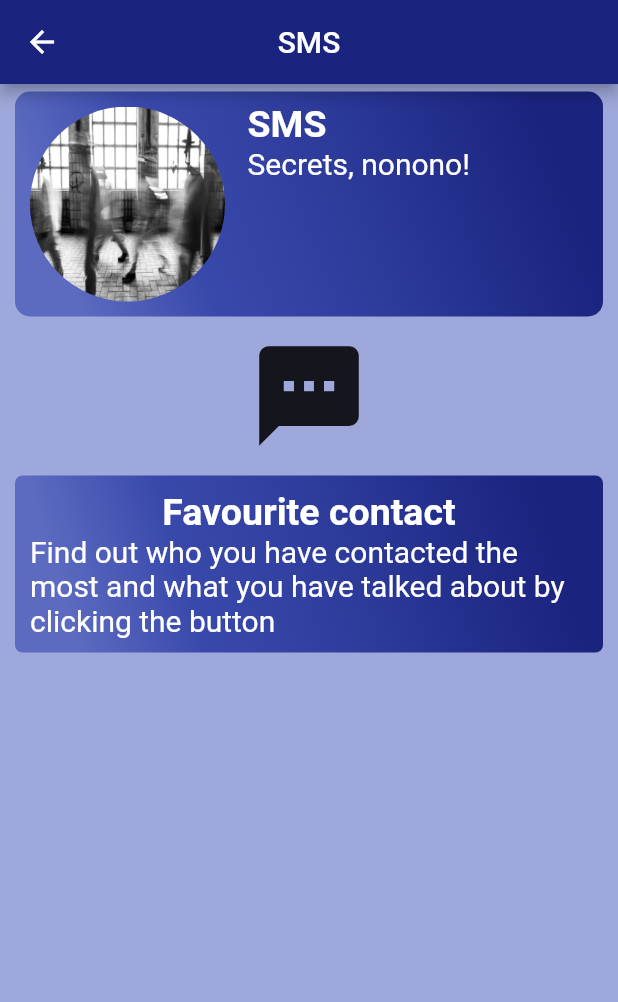
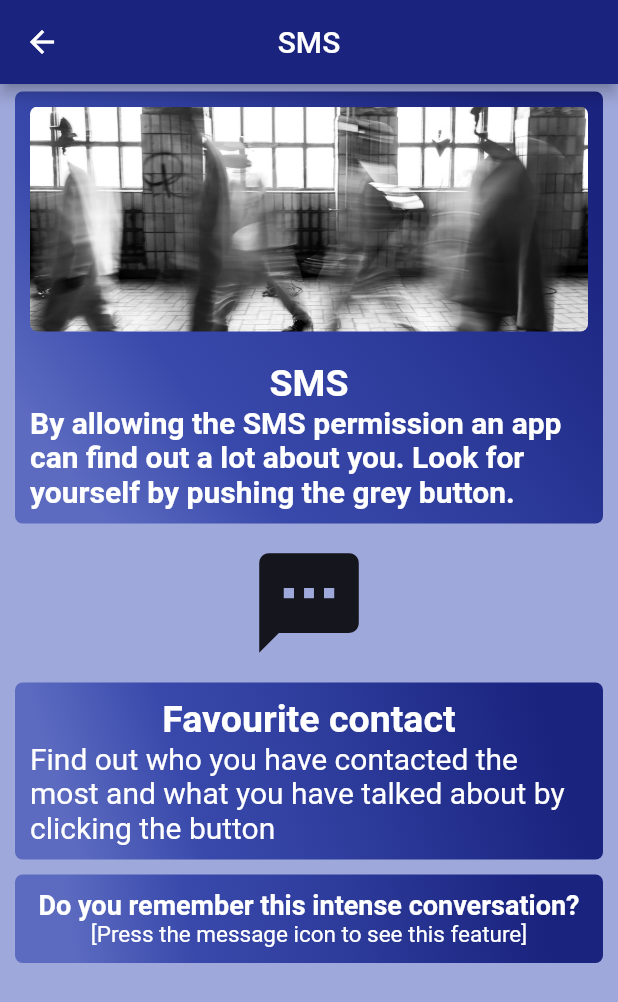
Before and after one commit to salmonMaxx/dataViz, a Flutter app: the SMS screen opened by its route, after a tap on the "sms" icon, on a phone screen of 412 x 824 dp. Shown: the top 1002 px of the screen. Run offline on Flutter 3.47's test engine with Material 2 defaults, Android fonts, the light colour scheme and no system bars; our stand-ins replace contacts_service, location, permission_handler; missing offline and left inert: call_log, launcher_assist, photo_manager, sms, speech_recognition; Roboto replaces fonts that are missing (Abel-bold).

Commit message:
SMS works well but could need some more beauty

```diff
--- a/lib/routes/PermissionTemplate.dart
+++ b/lib/routes/PermissionTemplate.dart
@@ -612,6 +612,64 @@ class PermissionTemplate extends StatefulWidget {
                   child: new Text(
                     myText,
                     style: TextStyle(color: Colors.white, fontSize: 20),
+                  ),
+                ),
+              ),
+            ],
+          ),
+        ],
+      ),
+    );
+  }
+
+  textBoxInteract(Decoration myBoxDeco, String myHeader, double myHeaderSize,
+      String myText, double myTextSize, EdgeInsets myMargin) {
+    Radius borderRadius = const Radius.circular(5.0);
+    Color myTextColor = Colors.white;
+    if (myHeaderSize == null) {
+      myHeaderSize = 25;
+    }
+    if (myTextSize == null) {
+      myTextSize = 20;
+    }
+    if (myBoxDeco == null) {
+      myBoxDeco = BoxDecoration(
+          gradient: colorGradient(Alignment.topRight, Alignment.bottomLeft),
+          borderRadius: new BorderRadius.all(borderRadius));
+    }
+    if (myMargin == null) {
+      myMargin = EdgeInsets.only(left: 10, right: 10, top: 5, bottom: 5);
+    }
+    return new Container(
+      decoration: myBoxDeco,
+      margin: myMargin,
+      child: Column(
+        children: <Widget>[
+          new Row(
+            mainAxisAlignment: MainAxisAlignment.center,
+            children: <Widget>[
+              new Container(
+                margin: const EdgeInsets.only(left: 10, right: 10, top: 10),
+                child: myHeader.isNotEmpty ? new Text(
+                  myHeader,
+                  style: TextStyle(
+                      color: myTextColor,
+                      fontSize: myHeaderSize,
+                      fontWeight: FontWeight.bold),
+                ) : null,
+              ),
+            ],
+          ),
+          new Row(
+            mainAxisAlignment: MainAxisAlignment.center,
+            children: <Widget>[
+              Flexible(
+                child: new Container(
+                  margin:
+                  const EdgeInsets.only(left: 10, right: 10, bottom: 10),
+                  child: myText == null ? new Text("") : new Text(
+                    myText,
+                    style: TextStyle(color: myTextColor, fontSize: myTextSize),
                   ),
                 ),
               ),
@@ -1486,6 +1544,8 @@ class _PermissionTemplateState extends State<PermissionTemplate> {
     );
   }
 
+
+
 // functions
 
   @override
--- a/lib/routes/permissions/Sms.dart
+++ b/lib/routes/permissions/Sms.dart
@@ -10,16 +10,31 @@ class SMS extends StatefulWidget {
 
   @override
   _SMSState createState() => _SMSState();
+
 }
 
 var template = new PermissionTemplate();
 //var smsInfo = new TextEditingController();
-String smsInfo = 'Find out who you have contacted the most and what you have talked about by clicking the button';
+String smsInfo =
+    'Find out who you have contacted the most and what you have talked about by clicking the button';
+String favouriteDateString = 'Press the message icon to see this feature';
+List smsList = new List.filled(1, favouriteDateString, growable: true);
+final smsController = TextEditingController();
 
-_querySMS() async {
+
+
+class _SMSState extends State<SMS> {
+  // BOX 1
+  String myImage = "assets/sensors1.jpg";
+  String myHeader = "SMS";
+  String myText = "By allowing the SMS permission an app can find out a lot about you. Look for yourself by pushing the grey button.";
+  String leftText = 'Test';
+
+  Future<void> _querySMS() async {
     SmsQuery query = new SmsQuery();
     List<SmsMessage> threads = await query.getAllSms;
 
+    //Calculates which contact you have talked the most to
     threads.sort((a, b) => a.address.compareTo(b.address));
     String favouriteContact;
     int counter = 0;
@@ -35,54 +50,49 @@ _querySMS() async {
         counter = 0;
       }
     }
-  smsInfo=('The contact you have been texting the most with is ' +
+    setState(() {
+      smsInfo = ('The contact you have been texting the most with is ' +
           favouriteContact +
           ' with ' +
           maxSMS.toString() +
           ' sms saved on your phone!');
+    });
+
+    //Calculates which day you and your favourite contact talked the most
     counter = 0;
     int dayMaxSMS = 0;
-  String favouriteDate;
+    DateTime favouriteDate;
     threads.retainWhere((test) => test.address == favouriteContact);
-  threads.sort((a, b) => a.address.compareTo(b.address));
-  for (var i = 0; i<maxSMS-1; i++){
-    if(threads[i].dateSent.year == threads[i+1].dateSent.year && threads[i].dateSent.month ==
-    threads[i+1].dateSent.month && threads[i].dateSent.day == threads[i+1].dateSent.day){
-      counter ++;
-      print(threads[i].body);
-      print(threads[i].dateSent);
-      if(counter > dayMaxSMS){
+    threads.sort((a, b) => a.dateSent.compareTo(b.dateSent));
+    for (var i = 0; i < maxSMS - 1; i++) {
+      if (threads[i].dateSent.year == threads[i + 1].dateSent.year &&
+          threads[i].dateSent.month == threads[i + 1].dateSent.month &&
+          threads[i].dateSent.day == threads[i + 1].dateSent.day) {
+        counter++;
+        if (counter > dayMaxSMS) {
           dayMaxSMS = counter;
-        favouriteDate = threads[i].dateSent.toString();
+          favouriteDate = threads[i].dateSent;
         }
-      else{
+      } else {
         counter = 0;
       }
     }
+    setState(() {
+      favouriteDateString = 'These messages with your favourite are from ' + favouriteDate.year.toString() + '-' + favouriteDate.month.toString() + '-' + favouriteDate.day.toString() + ':\n';
+      smsList[0] = favouriteDateString;
+    });
+
+    //Add day with favourite SMS to list
+    threads.retainWhere((test) =>
+    test.dateSent.year == favouriteDate.year &&
+        test.dateSent.month == favouriteDate.month &&
+        test.dateSent.day == favouriteDate.day);
+    if(smsList.length==1) {
+      for (var i = 0; i < dayMaxSMS - 1; i++) {
+        smsList.add(threads[i].body);
       }
-  print (dayMaxSMS);
-  print(favouriteDate);
-
-  /*for (var i = 0; i < threads.length; i++) {
-    print(threads[i].body);
     }
-  print(threads);*/
-
-  //var list = await query.querySms({1, 0, _address, 1, SmsMessage, true});
-  /*await query.querySms({
-    address: getContactAddress()
-  });*/
-  //print(messages[1].toString());
-
-  //await query.querySms({adress: 'PostNord'});
   }
-
-class _SMSState extends State<SMS> {
-  // BOX 1
-  String myImage = "assets/sensors1.jpg";
-  String myHeader = "SMS";
-  String myText = "Secrets, nonono!";
-  String leftText = 'Test';
 
   @override
   Widget build(BuildContext context) {
@@ -96,7 +106,7 @@ class _SMSState extends State<SMS> {
       body: ListView(children: <Widget>[
         new Container(
           //Put in functions from the template below!!!
-          child: template.boxRight(null, myImage, myHeader, myText),
+          child: template.textBoxWithPic(null, myImage, myHeader, null, myText, null, null),
         ),
         new Container(
             child: new Row(
@@ -113,21 +123,30 @@ class _SMSState extends State<SMS> {
           ],
         )
 
-            //TAKE AWAY COMMENTS
-            //new Container(
-            //child: template.otherPermissionBox(null, null, widget.whoHasPhone['whoHasPhone']),
-            // ),
             ),
         new Container(
-
-          child: new Row(crossAxisAlignment: CrossAxisAlignment.center,
+            child: new Row(
+          crossAxisAlignment: CrossAxisAlignment.center,
           children: <Widget>[
             Expanded(
-
-              child: template.textBox(null, 'Favourite contact', null, smsInfo, null, null)
-            )
-          ],)
-        )
+                child: template.textBox(
+                    null, 'Favourite contact', null, smsInfo, null, null)),
+          ],
+        )),
+        new Container(
+            child: new Row(
+          crossAxisAlignment: CrossAxisAlignment.center,
+          children: <Widget>[
+            Expanded(
+                child: template.textBoxInteract(
+                    null,
+                    'Do you remember this intense conversation?',
+                    18,
+                    smsList.toString(),
+                    15,
+                    null))
+          ],
+        )),
       ]),
     );
   }
--- a/pubspec.yaml
+++ b/pubspec.yaml
@@ -24,7 +24,6 @@ dependencies:
 
   device_calendar: ^0.0.2
 
-  contacts_service: ^0.0.9
 
   speech_recognition: ^0.3.0
 
```
Also changed, not shown: pubspec.lock. Lines whose indentation alone changed are shown as unchanged.
